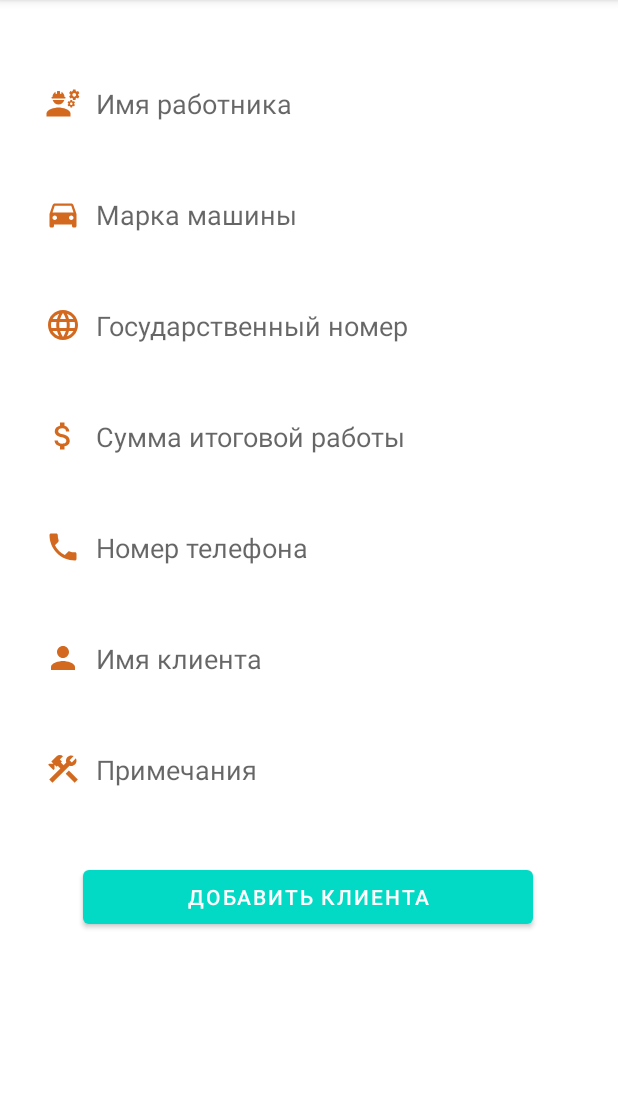
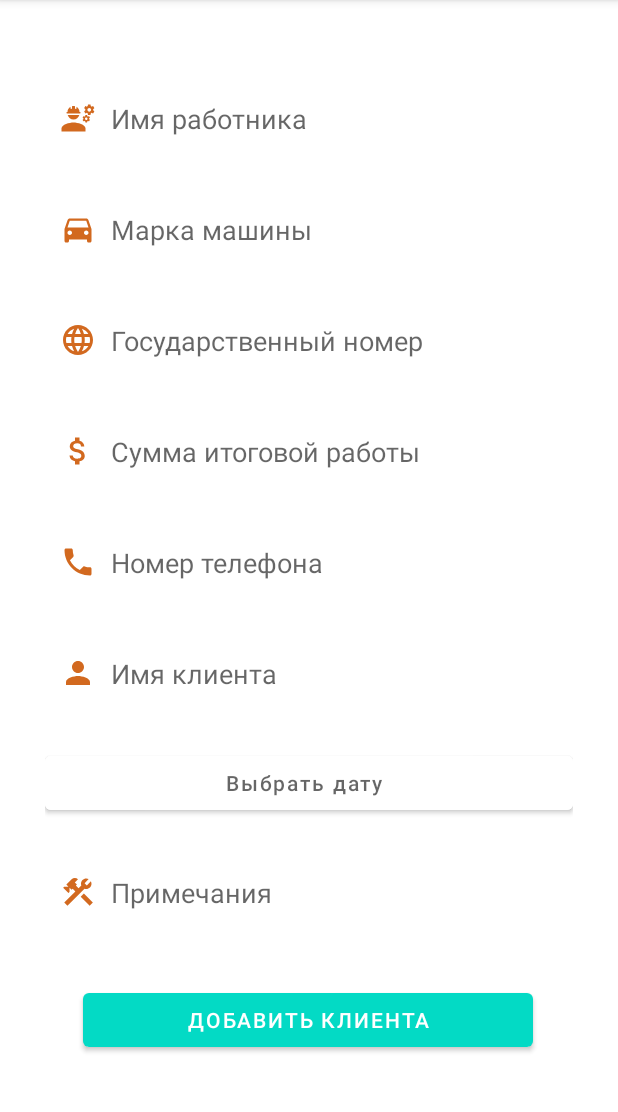
Before and after one commit to nzhusupali/Al-burak, an Android app: the CompleteAddCar screen opened directly, with no data from a screen before it, on a phone screen of 412 x 824 dp, the part 84-1196 px from its top. Run offline under Robolectric (Android 15) with nearby library versions, the phone set to English and light mode, and no system bars; our stand-ins replace Firebase (no records; nobody signed in at launch, a user with empty details on screens opened directly).

Commit message:
1. Добавил функцию удаления 2. Добавил дату брони

```diff
--- a/app/src/main/AndroidManifest.xml
+++ b/app/src/main/AndroidManifest.xml
@@ -10,7 +10,7 @@
         android:supportsRtl="true"
         android:theme="@style/Theme.Alburak">
         <activity android:name=".PreOrderAddCar" />
-        <activity android:name=".CompleteAddCar" />
+        <activity android:name=".activity.completedWork.CompleteAddCar" />
         <activity android:name=".MainActivity">
             <intent-filter>
                 <action android:name="android.intent.action.MAIN" />
--- a/app/src/main/java/nzhusupali/project/al_burak/fragments/add/AddCar.kt
+++ b/app/src/main/java/nzhusupali/project/al_burak/fragments/add/AddCar.kt
@@ -8,7 +8,7 @@ import android.view.View
 import android.view.ViewGroup
 import androidx.lifecycle.ViewModelProvider
 import nzhusupali.project.al_burak.PreOrderAddCar
-import nzhusupali.project.al_burak.CompleteAddCar
+import nzhusupali.project.al_burak.activity.completedWork.CompleteAddCar
 import nzhusupali.project.al_burak.databinding.FragmentAddCarBinding
 
 class AddCar : Fragment() {
--- a/app/src/main/java/nzhusupali/project/al_burak/fragments/completed/CompletedWork.kt
+++ b/app/src/main/java/nzhusupali/project/al_burak/fragments/completed/CompletedWork.kt
@@ -67,7 +67,7 @@ class CompletedWork : Fragment() {
                     for (dc: DocumentChange in value?.documentChanges!!) {
 
                         if (dc.type == DocumentChange.Type.ADDED) {
-
+                            Log.d("Firebase Firestore", dc.document.id)
                             userArrayList.add(dc.document.toObject(ClientParamComplete::class.java))
                         }
                     }
--- a/app/src/main/java/nzhusupali/project/al_burak/fragments/completed/adapters/ClientParamComplete.kt
+++ b/app/src/main/java/nzhusupali/project/al_burak/fragments/completed/adapters/ClientParamComplete.kt
@@ -1,6 +1,4 @@
 package nzhusupali.project.al_burak.fragments.completed.adapters
-
-import com.google.firebase.Timestamp
 
 data class ClientParamComplete(
     val employee: String = " ",
@@ -10,5 +8,5 @@ data class ClientParamComplete(
     val phoneNumberClient: String = " ",
     val clientName: String = " ",
     val workType: String = " ",
-    val date: Timestamp? = null,
+    val date: String = " "
 )
--- a/app/src/main/java/nzhusupali/project/al_burak/fragments/preOrder/adapters/ClientParamPreOrder.kt
+++ b/app/src/main/java/nzhusupali/project/al_burak/fragments/preOrder/adapters/ClientParamPreOrder.kt
@@ -6,5 +6,6 @@ data class ClientParamPreOrder(
     val phoneNumberClient: String = " ",
     val stateNumber: String = " ",
     val sum: String = " ",
-    val workType: String = " "
+    val workType: String = " ",
+    val date: String = " "
 )
--- /dev/null
+++ b/app/src/main/res/drawable/ic_date.xml
@@ -0,0 +1,5 @@
+<vector android:height="24dp" android:tint="@color/IconColor"
+    android:viewportHeight="24" android:viewportWidth="24"
+    android:width="24dp" xmlns:android="http://schemas.android.com/apk/res/android">
+    <path android:fillColor="@android:color/white" android:pathData="M9,11L7,11v2h2v-2zM13,11h-2v2h2v-2zM17,11h-2v2h2v-2zM19,4h-1L18,2h-2v2L8,4L8,2L6,2v2L5,4c-1.11,0 -1.99,0.9 -1.99,2L3,20c0,1.1 0.89,2 2,2h14c1.1,0 2,-0.9 2,-2L21,6c0,-1.1 -0.9,-2 -2,-2zM19,20L5,20L5,9h14v11z"/>
+</vector>
--- a/app/src/main/res/layout/activity_complete_add_car.xml
+++ b/app/src/main/res/layout/activity_complete_add_car.xml
@@ -1,11 +1,17 @@
 <?xml version="1.0" encoding="utf-8"?>
-<androidx.constraintlayout.widget.ConstraintLayout xmlns:android="http://schemas.android.com/apk/res/android"
+<ScrollView xmlns:android="http://schemas.android.com/apk/res/android"
     xmlns:app="http://schemas.android.com/apk/res-auto"
     xmlns:tools="http://schemas.android.com/tools"
     android:layout_width="match_parent"
     android:layout_height="match_parent"
     android:padding="20dp"
-    tools:context=".CompleteAddCar">
+    tools:context=".activity.completedWork.CompleteAddCar">
+
+    <androidx.constraintlayout.widget.ConstraintLayout
+        android:layout_width="match_parent"
+        android:layout_height="match_parent"
+        android:padding="10dp"
+        tools:context=".PreOrderAddCar">
 
         <EditText
             android:id="@+id/employee"
@@ -73,15 +79,29 @@
             app:layout_constraintStart_toStartOf="@+id/number"
             app:layout_constraintTop_toBottomOf="@+id/number" />
 
+        <Button
+            android:id="@+id/dateBtn"
+            android:layout_width="match_parent"
+            android:layout_height="wrap_content"
+            android:hint="@string/choiceDataPreOrder"
+            android:layout_marginTop="24dp"
+            android:drawablePadding="20dp"
+            android:paddingStart="10dp"
+            android:backgroundTint="@color/white"
+            app:layout_constraintEnd_toEndOf="@+id/clientName"
+            app:layout_constraintStart_toStartOf="@+id/clientName"
+            app:layout_constraintTop_toBottomOf="@+id/clientName"
+            app:drawableStartCompat="@drawable/ic_date" />
+
         <EditText
             android:id="@+id/workType"
             style="@style/ET_PreOrder_AddCar"
             android:autofillHints="@string/Notes"
             android:drawableStart="@drawable/ic_task_build"
             android:hint="@string/Notes"
-        app:layout_constraintEnd_toEndOf="@+id/clientName"
-        app:layout_constraintStart_toStartOf="@+id/clientName"
-        app:layout_constraintTop_toBottomOf="@+id/clientName" />
+            app:layout_constraintEnd_toEndOf="@+id/dateBtn"
+            app:layout_constraintStart_toStartOf="@+id/dateBtn"
+            app:layout_constraintTop_toBottomOf="@+id/dateBtn" />
 
         <Button
             android:id="@+id/addClient"
@@ -96,3 +116,4 @@
             app:layout_constraintStart_toStartOf="@+id/workType"
             app:layout_constraintTop_toBottomOf="@+id/workType" />
     </androidx.constraintlayout.widget.ConstraintLayout>
+</ScrollView>
--- a/app/src/main/res/values/strings.xml
+++ b/app/src/main/res/values/strings.xml
@@ -19,7 +19,6 @@
     <string name="addCar">Добавить машину</string>
 
     //PreOrderAddCar
-    <string name="employee_name">Имя работника</string>
     <string name="Notes">Примечания</string>
     <string name="FinalSum">Сумма итоговой работы</string>
     <string name="StateNumberCar">Государственный номер</string>
@@ -27,6 +26,8 @@
     <string name="addClient">Добавить клиента</string>
     <string name="phone_number">Номер телефона</string>
     <string name="client_name">Имя клиента</string>
+    <string name="choiceDataPreOrder">Выбрать дату</string>
+
     //Kotlin
         <string name="enter_your_name">Введите своё имя</string>
         <string name="enter_car_name">Введите марку машины</string>
@@ -40,8 +41,10 @@
         <string name="informationPreOrder">Информация о предзаказе</string>
 
     // Completed Work
-        //Kotlin
+    <string name="employee_name">Имя работника</string>
+    //Kotlin
         <string name="delete">Удалить машину</string>
+        <string name="informationCompleted">Информация о выполненной машине</string>
 
 
     // Detail_client_list - activity
@@ -58,6 +61,7 @@
     <string name="stateNumber_simple">KZ063AMG01</string>
     <string name="detail_simple">Подробнее</string>
     <string name="sum_simple">100 000</string>
+    <string name="datePicker">Дата брони</string>
 
 
 </resources>
--- a/app/src/main/res/values/styles.xml
+++ b/app/src/main/res/values/styles.xml
@@ -13,6 +13,7 @@
         <item name="android:textColor">@color/black
         </item>
     </style>
+
     <style name="ET_Complete_AddCar">
         <item name="android:layout_width">match_parent</item>
         <item name="android:layout_height">50dp</item>
```
Also changed, not shown: app/src/main/java/nzhusupali/project/al_burak/CompleteAddCar.kt (+52 -4 lines), app/src/main/java/nzhusupali/project/al_burak/PreOrderAddCar.kt (+59 -5 lines), app/src/main/java/nzhusupali/project/al_burak/fragments/completed/adapters/ClientCompleteAdapter.kt (+24 -27 lines), app/src/main/java/nzhusupali/project/al_burak/fragments/preOrder/PreOrder.kt (+2 -6 lines), app/src/main/java/nzhusupali/project/al_burak/fragments/preOrder/adapters/ClientPreOrderAdapter.kt (+34 -17 lines), app/src/main/res/layout/activity_pre_order_add_car.xml (+27 -6 lines), app/src/main/res/layout/detail_client_list.xml (+36 -9 lines), app/src/main/res/layout/detail_client_list_pre_order.xml (+23 -7 lines). Lines whose indentation alone changed are shown as unchanged.
